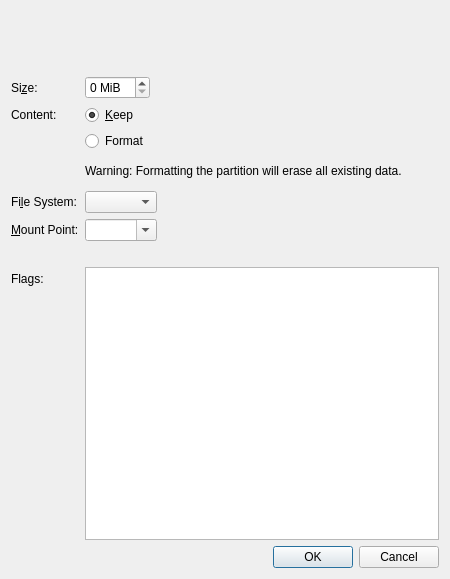
calamares/calamares, file src/modules/partition/gui/EditExistingPartitionDialog.ui: the form before one commit.
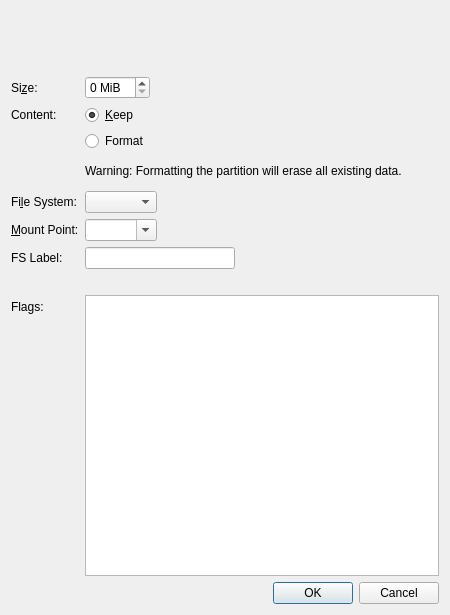
The form after the commit. Custom widgets are drawn as their Qt base class.

Commit message:
Allow users to set/edit filesystem labels.
When creating or editing a new formatted partition, allow
to set a filesystem label (16 chars maximum). Modify
the KPMHelpers to accept it as a new parameter. Partitions
created by default may get a meaningful label too.

```diff
--- a/src/modules/partition/gui/EditExistingPartitionDialog.ui
+++ b/src/modules/partition/gui/EditExistingPartitionDialog.ui
@@ -11,7 +11,7 @@
     <x>0</x>
     <y>0</y>
     <width>450</width>
-    <height>579</height>
+    <height>615</height>
    </rect>
   </property>
   <property name="sizePolicy">
@@ -147,14 +147,14 @@
      <item row="5" column="1">
       <widget class="QComboBox" name="fileSystemComboBox"/>
      </item>
-     <item row="8" column="0">
+     <item row="9" column="0">
       <widget class="QLabel" name="label_4">
        <property name="text">
         <string>Flags:</string>
        </property>
       </widget>
      </item>
-     <item row="8" column="1">
+     <item row="9" column="1">
       <widget class="QListWidget" name="m_listFlags">
        <property name="alternatingRowColors">
         <bool>true</bool>
@@ -167,13 +167,36 @@
        </property>
       </widget>
      </item>
-     <item row="7" column="1">
+     <item row="8" column="1">
       <widget class="QLabel" name="labelMountPoint">
        <property name="text">
         <string/>
        </property>
       </widget>
      </item>
+     <item row="7" column="1">
+      <widget class="QLineEdit" name="fileSystemLabelEdit">
+       <property name="maximumSize">
+        <size>
+         <width>150</width>
+         <height>16777215</height>
+        </size>
+       </property>
+       <property name="toolTip">
+        <string>Label for the filesystem</string>
+       </property>
+       <property name="maxLength">
+        <number>16</number>
+       </property>
+      </widget>
+     </item>
+     <item row="7" column="0">
+      <widget class="QLabel" name="fileSystemLabelLabel">
+       <property name="text">
+        <string>FS Label:</string>
+       </property>
+      </widget>
+     </item>
     </layout>
    </item>
    <item>
```
The commit also changes 7 other files.
